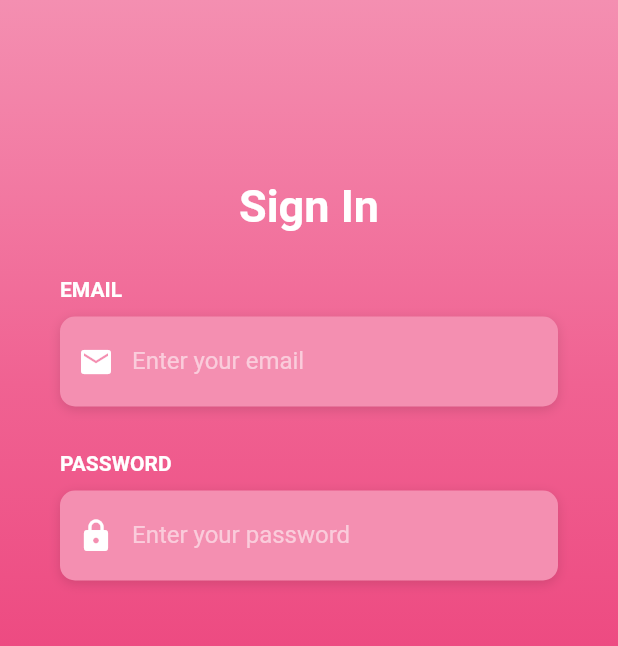
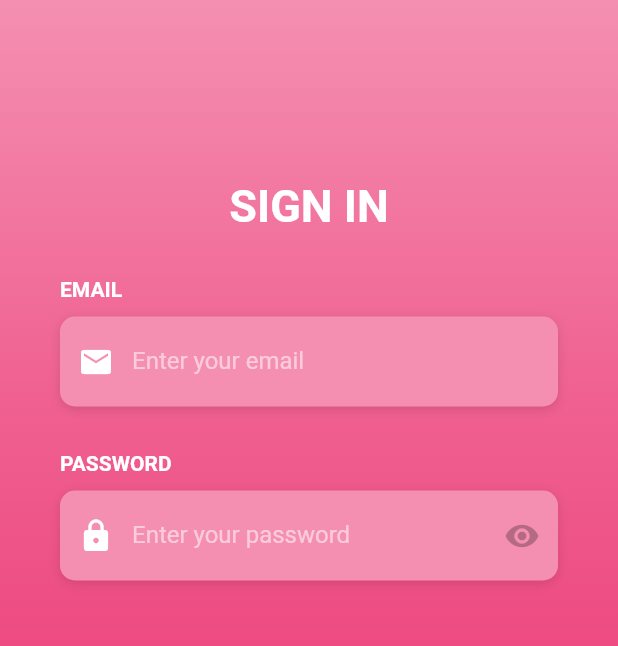
Before and after one commit to lucianoluzzi/couples_app, a Flutter app: the screen it shows after launch, on a phone screen of 412 x 824 dp, the part 84-730 px from its top. Run offline on Flutter 3.47's test engine with Material 2 defaults, Android fonts, the phone set to English and light mode, and no system bars; drawn by our look-alikes of flutter_platform_widgets; Roboto replaces fonts that are missing (OpenSans).

Commit message:
Setting password field toggle

```diff
--- a/lib/screens/login.dart
+++ b/lib/screens/login.dart
@@ -35,7 +35,7 @@ class Login extends StatelessWidget {
               ),
               child: Column(
                 children: [
-                  Text(
+                  PlatformText(
                     'Sign In',
                     style: TextStyle(
                       color: Colors.white,
@@ -57,6 +57,7 @@ class Login extends StatelessWidget {
                     label: 'Password',
                     hint: 'Enter your password',
                     obscureText: true,
+                    isPassword: true,
                   ),
                 ],
               ),
@@ -66,39 +67,4 @@ class Login extends StatelessWidget {
       ),
     );
   }
-
-// Widget _getEmailTextField() {
-//   return Column(
-//     crossAxisAlignment: CrossAxisAlignment.start,
-//     children: <Widget>[
-//       Text(
-//         'Email',
-//         style: kLabelStyle,
-//       ),
-//       SizedBox(height: 10.0),
-//       Container(
-//         alignment: Alignment.centerLeft,
-//         decoration: kBoxDecorationStyle,
-//         height: 60.0,
-//         child: TextField(
-//           keyboardType: TextInputType.emailAddress,
-//           style: TextStyle(
-//             color: Colors.white,
-//             fontFamily: 'OpenSans',
-//           ),
-//           decoration: InputDecoration(
-//             border: InputBorder.none,
-//             contentPadding: EdgeInsets.only(top: 14.0),
-//             prefixIcon: Icon(
-//               Icons.email,
-//               color: Colors.white,
-//             ),
-//             hintText: 'Enter your Email',
-//             hintStyle: kHintTextStyle,
-//           ),
-//         ),
-//       ),
-//     ],
-//   );
-// }
 }
--- a/lib/widgets/login/login_text_field.dart
+++ b/lib/widgets/login/login_text_field.dart
@@ -1,27 +1,35 @@
 import 'package:flutter/material.dart';
 import 'package:flutter_platform_widgets/flutter_platform_widgets.dart';
 
-class LoginTextField extends StatelessWidget {
+class LoginTextField extends StatefulWidget {
   final IconData icon;
   final String hint;
   final String label;
   final TextInputType inputType;
-  final bool obscureText;
+  bool obscureText;
+  final bool isPassword;
 
-  LoginTextField(
-      {this.icon,
+  LoginTextField({
+    this.icon,
     this.label,
     this.hint,
     this.inputType = TextInputType.text,
-      this.obscureText = false});
+    this.obscureText = false,
+    this.isPassword = false,
+  });
 
+  @override
+  _LoginTextFieldState createState() => _LoginTextFieldState();
+}
+
+class _LoginTextFieldState extends State<LoginTextField> {
   @override
   Widget build(BuildContext context) {
     return Column(
       crossAxisAlignment: CrossAxisAlignment.start,
       children: <Widget>[
         PlatformText(
-          label != null ? label : null,
+          widget.label != null ? widget.label : null,
           style: kLabelStyle,
         ),
         SizedBox(height: 10.0),
@@ -29,24 +37,37 @@ class LoginTextField extends StatelessWidget {
           alignment: Alignment.centerLeft,
           decoration: kBoxDecorationStyle,
           height: 60.0,
-          child: PlatformTextField(
-            obscureText: obscureText,
-            keyboardType: inputType,
+          child: TextField(
+            obscureText: widget.obscureText,
+            keyboardType: widget.inputType,
             style: TextStyle(
               color: Colors.white,
               fontFamily: 'OpenSans',
             ),
-            material: (_, __) => MaterialTextFieldData(
             decoration: InputDecoration(
               border: InputBorder.none,
               contentPadding: EdgeInsets.only(top: 14.0),
               prefixIcon: Icon(
-                    icon != null ? icon : null,
+                widget.icon != null ? widget.icon : null,
                 color: Colors.white,
               ),
-                  hintText: hint != null ? hint : null,
+              suffixIcon: Visibility(
+                visible: widget.isPassword,
+                child: IconButton(
+                  icon: Icon(
+                    Icons.remove_red_eye,
+                    color: widget.obscureText ? Colors.black26 : Colors.pink,
+                    size: 24,
+                  ),
+                  onPressed: () {
+                    setState(() {
+                      widget.obscureText = !widget.obscureText;
+                    });
+                  },
+                ),
+              ),
+              hintText: widget.hint != null ? widget.hint : null,
               hintStyle: kHintTextStyle,
-                )
             ),
           ),
         ),
--- a/pubspec.yaml
+++ b/pubspec.yaml
@@ -43,9 +43,9 @@ flutter:
   uses-material-design: true
 
   # To add assets to your application, add an assets section, like this:
-  # assets:
-  #   - images/a_dot_burr.jpeg
-  #   - images/a_dot_ham.jpeg
+  assets:
+    - images/
+    - images/visibility_off.png
 
   # An image asset can refer to one or more resolution-specific "variants", see
   # https://flutter.dev/assets-and-images/#resolution-aware.
```
Also changed, not shown: images/visibility.png (added), images/visibility_off.png (added). Lines whose indentation alone changed are shown as unchanged.
